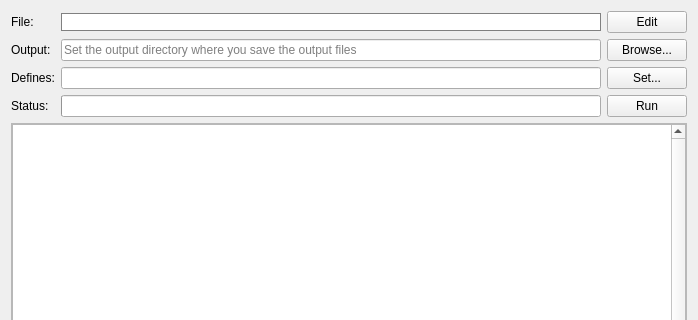
Old version of the form src/gui/SimulationWidget.ui in the repository torrentg/ccruncher; both pictures show x 0 to 698 and y 0 to 320 of the 698 by 493 pixel window.
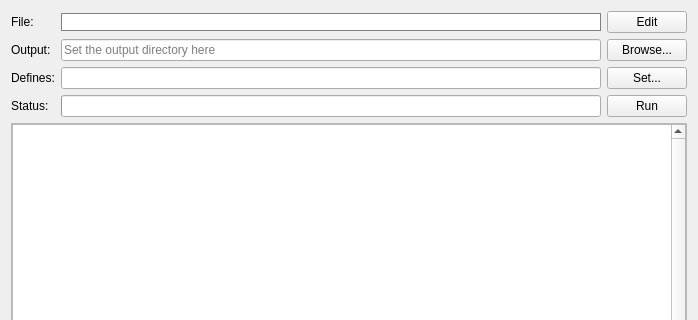
New version of the form. Icons and pictures are not drawn. Custom widgets are drawn as their Qt base class.

Diff of the .ui file:
```diff
--- a/src/gui/SimulationWidget.ui
+++ b/src/gui/SimulationWidget.ui
@@ -54,7 +54,7 @@
      <item row="1" column="1">
       <widget class="QLineEdit" name="odir">
        <property name="placeholderText">
-        <string>Set the output directory where you save the output files</string>
+        <string>Set the output directory here</string>
        </property>
       </widget>
      </item>
```
